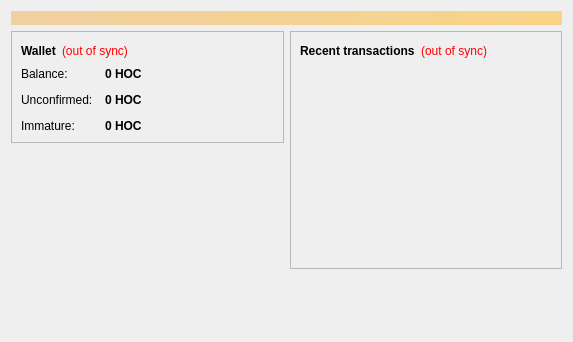
Before: the Qt Designer form src/qt/forms/overviewpage.ui in HouseofCoins/HOC, drawn with Qt 5.
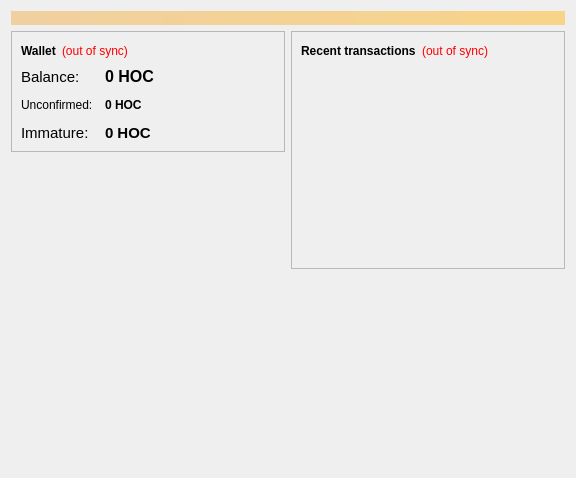
After: the same form once the commit is applied. Icons and pictures are not drawn.

The edit to the form file:
```diff
--- a/src/qt/forms/overviewpage.ui
+++ b/src/qt/forms/overviewpage.ui
@@ -6,8 +6,8 @@
    <rect>
     <x>0</x>
     <y>0</y>
-    <width>573</width>
-    <height>342</height>
+    <width>576</width>
+    <height>478</height>
    </rect>
   </property>
   <property name="windowTitle">
@@ -102,6 +102,14 @@
             </property>
             <item row="0" column="0">
              <widget class="QLabel" name="label">
+              <property name="font">
+               <font>
+                <pointsize>11</pointsize>
+                <weight>50</weight>
+                <italic>false</italic>
+                <bold>false</bold>
+               </font>
+              </property>
               <property name="text">
                <string>Balance:</string>
               </property>
@@ -111,6 +119,7 @@
              <widget class="QLabel" name="labelBalance">
               <property name="font">
                <font>
+                <pointsize>12</pointsize>
                 <weight>75</weight>
                 <bold>true</bold>
                </font>
@@ -160,6 +169,14 @@
             </item>
             <item row="2" column="0">
              <widget class="QLabel" name="labelImmatureText">
+              <property name="font">
+               <font>
+                <pointsize>11</pointsize>
+                <weight>50</weight>
+                <italic>false</italic>
+                <bold>false</bold>
+               </font>
+              </property>
               <property name="text">
                <string>Immature:</string>
               </property>
@@ -169,6 +186,7 @@
              <widget class="QLabel" name="labelImmature">
               <property name="font">
                <font>
+                <pointsize>11</pointsize>
                 <weight>75</weight>
                 <bold>true</bold>
                </font>
```
Left out of the diff: 19 changed lines with no effect on the pictures.
